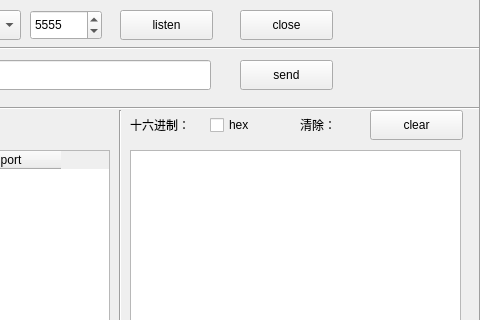
Qt form TCPUDP/tcpserverwidget.ui (HatsuChuwu/STM32_WIFI_Car) before a commit; both pictures show x 150 to 630 and y 0 to 320 of the 900 by 600 pixel window.
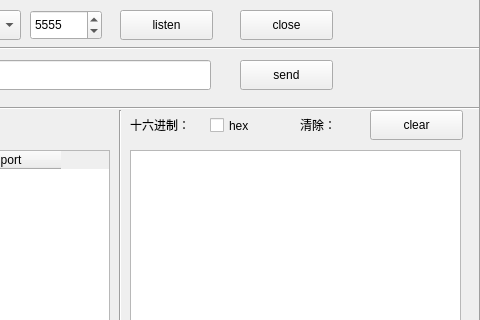
The same form after that commit.

Diff of the .ui file:
```diff
--- a/TCPUDP/tcpserverwidget.ui
+++ b/TCPUDP/tcpserverwidget.ui
@@ -18,10 +18,16 @@
     <rect>
      <x>360</x>
      <y>110</y>
-     <width>51</width>
-     <height>30</height>
+     <width>61</width>
+     <height>31</height>
     </rect>
    </property>
+   <property name="cursor">
+    <cursorShape>PointingHandCursor</cursorShape>
+   </property>
+   <property name="autoFillBackground">
+    <bool>false</bool>
+   </property>
    <property name="text">
     <string>hex</string>
    </property>
```
Left out of the diff: 3 changed lines with no effect on the pictures.
